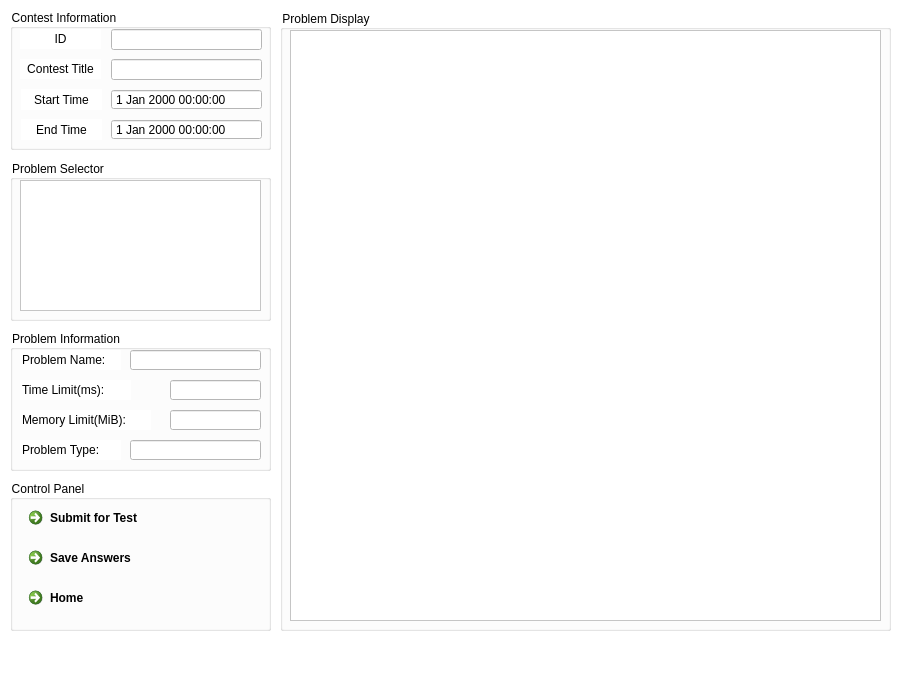
zyzhao-24/Project-Offline-Judge, file studenteditor.ui: the form before one commit.
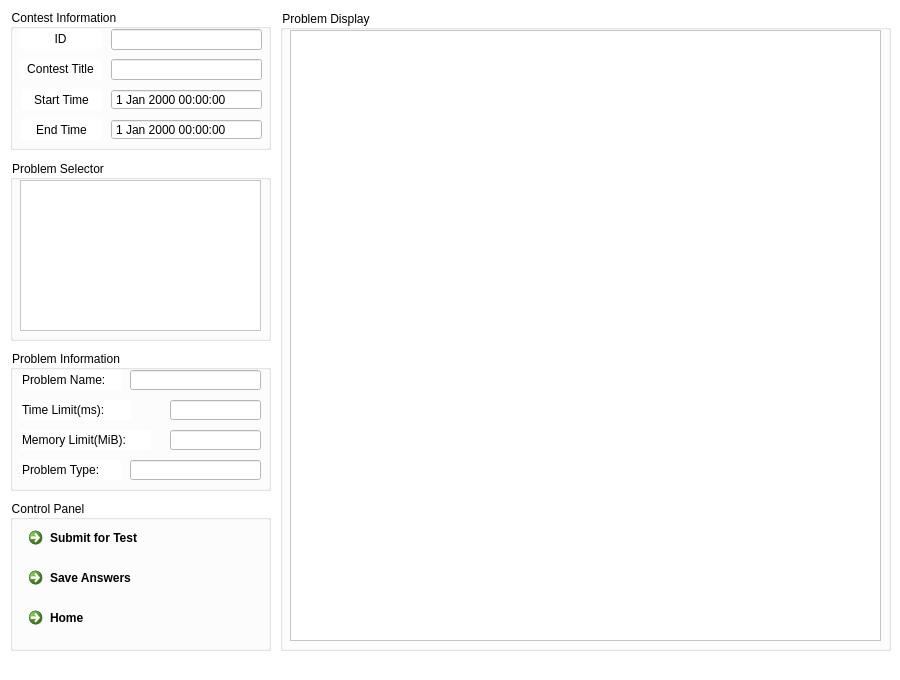
The form after the commit. Icons and pictures are not drawn.

Diff of the .ui file:
```diff
--- a/studenteditor.ui
+++ b/studenteditor.ui
@@ -38,7 +38,7 @@
       <x>280</x>
       <y>10</y>
       <width>611</width>
-      <height>621</height>
+      <height>641</height>
      </rect>
     </property>
     <property name="title">
@@ -50,7 +50,7 @@
        <x>10</x>
        <y>20</y>
        <width>591</width>
-       <height>591</height>
+       <height>611</height>
       </rect>
      </property>
      <property name="palette">
@@ -171,7 +171,7 @@
         <x>0</x>
         <y>0</y>
         <width>589</width>
-        <height>589</height>
+        <height>609</height>
        </rect>
       </property>
      </widget>
@@ -321,7 +321,7 @@
       <x>10</x>
       <y>160</y>
       <width>261</width>
-      <height>161</height>
+      <height>181</height>
      </rect>
     </property>
     <property name="title">
@@ -333,7 +333,7 @@
        <x>10</x>
        <y>20</y>
        <width>241</width>
-       <height>131</height>
+       <height>151</height>
       </rect>
      </property>
     </widget>
@@ -342,7 +342,7 @@
     <property name="geometry">
      <rect>
       <x>10</x>
-      <y>480</y>
+      <y>500</y>
       <width>261</width>
       <height>151</height>
      </rect>
@@ -763,7 +763,7 @@
     <property name="geometry">
      <rect>
       <x>10</x>
-      <y>330</y>
+      <y>350</y>
       <width>261</width>
       <height>141</height>
      </rect>
```
Left out of the diff: 12 changed lines with no effect on the pictures.
